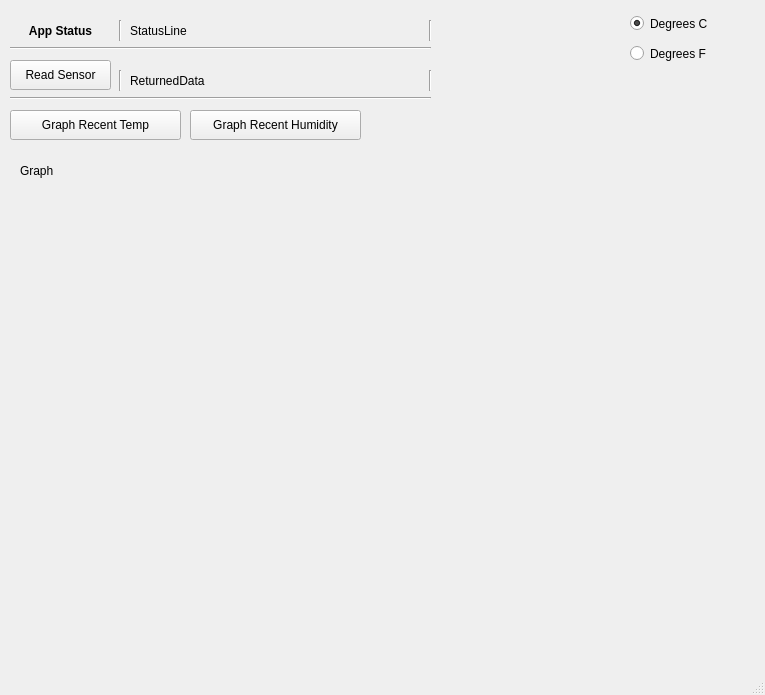
First picture: the form in project1.ui, repository ibelingb/ecen5783_projects, before the edit.
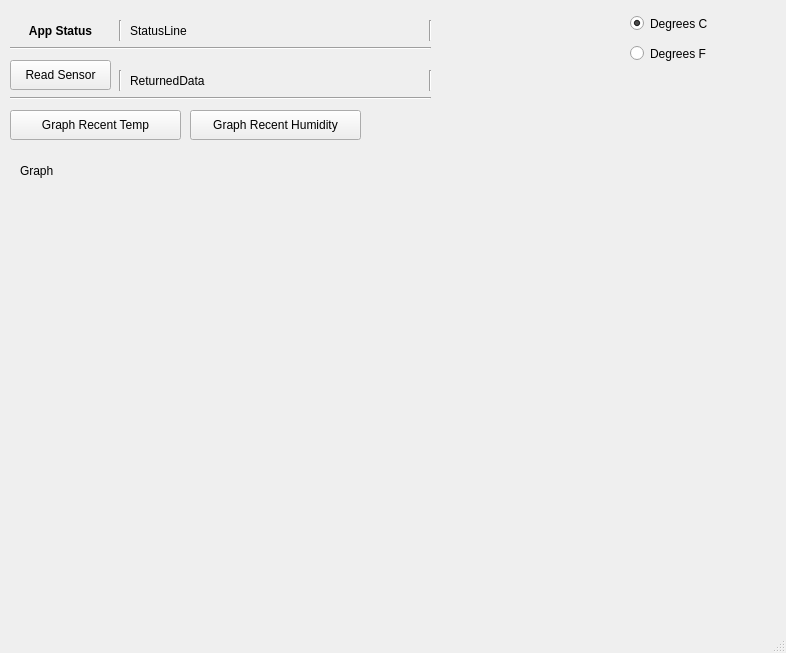
Second picture: the form after the edit.

Patch:
```diff
--- a/project1.ui
+++ b/project1.ui
@@ -6,8 +6,8 @@
    <rect>
     <x>0</x>
     <y>0</y>
-    <width>765</width>
-    <height>695</height>
+    <width>786</width>
+    <height>653</height>
    </rect>
   </property>
   <property name="windowTitle">
```
Left out of the diff: 2 changed lines with no effect on the pictures.
